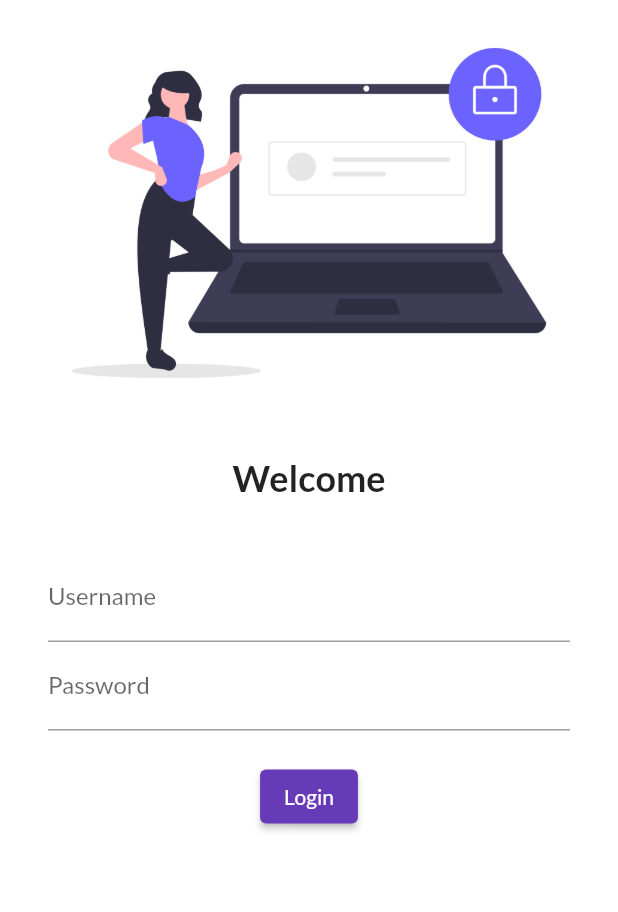
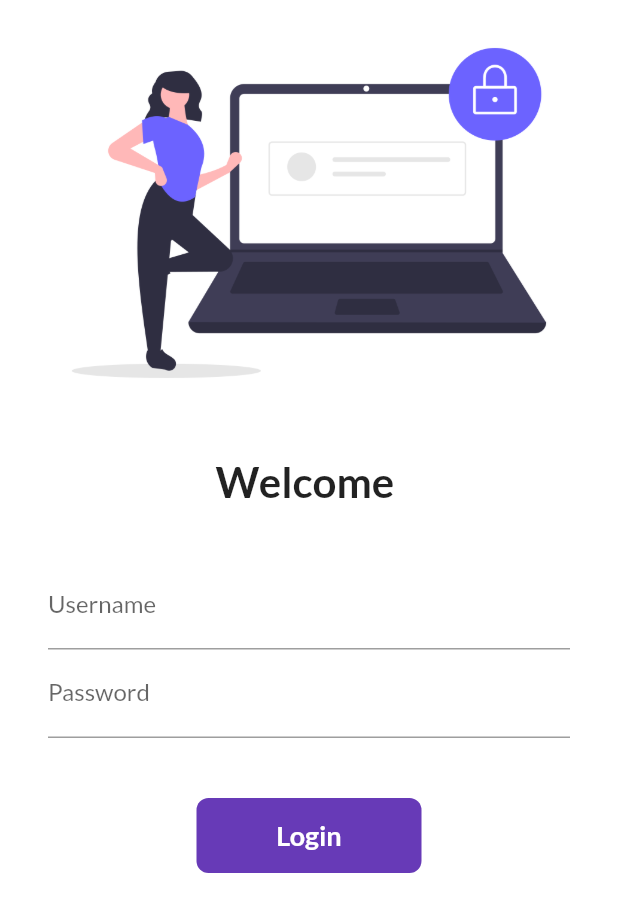
Before and after one commit to muhidhossain/flutter_catalog, a Flutter app: the screen it shows after launch, on a phone screen of 412 x 824 dp. Shown: the top 912 px of the screen. Run offline on Flutter 3.47's test engine with Material 2 defaults, Android fonts, the phone set to English and light mode, and no system bars; our stand-ins replace google_fonts.

Commit message:
feat: Statefull widget, animated containre, future delay
Learned about statefull widget and how to use setState, hot to created a animated button and how to use async await to delay a process

```diff
--- a/lib/main.dart
+++ b/lib/main.dart
@@ -1,6 +1,7 @@
 import 'package:flutter/material.dart';
 import 'package:flutter_catalog/pages/home_page.dart';
 import 'package:flutter_catalog/pages/login_page.dart';
+import 'package:flutter_catalog/utils/routs.dart';
 import 'package:google_fonts/google_fonts.dart';
 
 void main() {
@@ -21,10 +22,10 @@
       darkTheme: ThemeData(brightness: Brightness.dark),
       initialRoute: "/login",
       routes: {
-        "/": (context) => HomePage(
+        MyRoutes.homeRoute: (context) => HomePage(
               key: key,
             ),
-        "/login": (context) => LoginPage(
+        MyRoutes.loginRoute: (context) => LoginPage(
               key: key,
             )
       },
--- a/lib/pages/login_page.dart
+++ b/lib/pages/login_page.dart
@@ -1,12 +1,22 @@
 import 'package:flutter/material.dart';
+import 'package:flutter_catalog/utils/routs.dart';
 
-class LoginPage extends StatelessWidget {
+class LoginPage extends StatefulWidget {
   const LoginPage({Key? key}) : super(key: key);
+
+  @override
+  State<LoginPage> createState() => _LoginPageState();
+}
+
+class _LoginPageState extends State<LoginPage> {
+  String name = "";
+  bool changeButton = false;
 
   @override
   Widget build(BuildContext context) {
     return Material(
       color: Colors.white,
+      child: SingleChildScrollView(
         child: Column(
           children: [
             Image.asset(
@@ -16,9 +26,9 @@
             const SizedBox(
               height: 20,
             ),
-          const Text(
-            "Welcome",
-            style: TextStyle(fontSize: 24, fontWeight: FontWeight.bold),
+            Text(
+              "Welcome $name",
+              style: const TextStyle(fontSize: 28, fontWeight: FontWeight.bold),
             ),
             const SizedBox(
               height: 20,
@@ -31,6 +41,10 @@
                   TextFormField(
                     decoration: const InputDecoration(
                         hintText: "Enter username", labelText: "Username"),
+                    onChanged: (value) {
+                      name = value;
+                      setState(() {});
+                    },
                   ),
                   TextFormField(
                     obscureText: true,
@@ -38,20 +52,55 @@
                         hintText: "Enter password", labelText: "Password"),
                   ),
                   const SizedBox(
-                  height: 20,
+                    height: 40,
                   ),
-                ElevatedButton(
-                  style: TextButton.styleFrom(),
-                  onPressed: () {
-                    print("Hi Muhid");
+
+                  InkWell(
+                    onTap: () async {
+                      setState(() {
+                        changeButton = true;
+                      });
+
+                      await Future.delayed(const Duration(seconds: 1));
+                      Navigator.pushNamed(context, MyRoutes.homeRoute);
                     },
-                  child: const Text("Login"),
+                    child: AnimatedContainer(
+                      duration: const Duration(seconds: 1),
+                      width: changeButton ? 50 : 150,
+                      height: 50,
+                      alignment: Alignment.center,
+                      child: changeButton
+                          ? const Icon(
+                              Icons.done,
+                              color: Colors.white,
                             )
+                          : const Text(
+                              "Login",
+                              style: TextStyle(
+                                  color: Colors.white,
+                                  fontWeight: FontWeight.bold,
+                                  fontSize: 18),
+                            ),
+                      decoration: BoxDecoration(
+                          color: Colors.deepPurple,
+                          borderRadius:
+                              BorderRadius.circular(changeButton ? 50 : 8)),
+                    ),
+                  ),
+                  // ElevatedButton(
+                  //   style:
+                  //       TextButton.styleFrom(minimumSize: const Size(150, 40)),
+                  //   onPressed: () {
+                  //     Navigator.pushNamed(context, MyRoutes.homeRoute);
+                  //   },
+                  //   child: const Text("Login"),
+                  // )
                 ],
               ),
             )
           ],
         ),
+      ),
     );
   }
 }
--- /dev/null
+++ b/lib/utils/routs.dart
@@ -0,0 +1,4 @@
+class MyRoutes {
+  static String loginRoute = "/login";
+  static String homeRoute = "/";
+}
```
Lines whose indentation alone changed are shown as unchanged.
